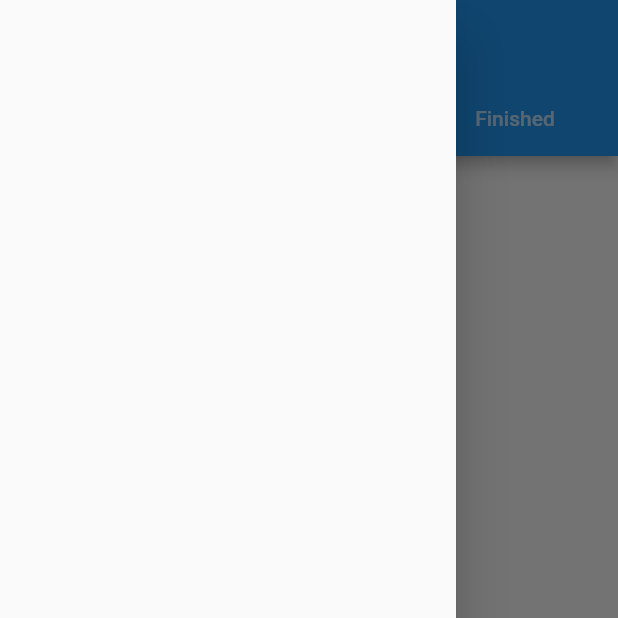
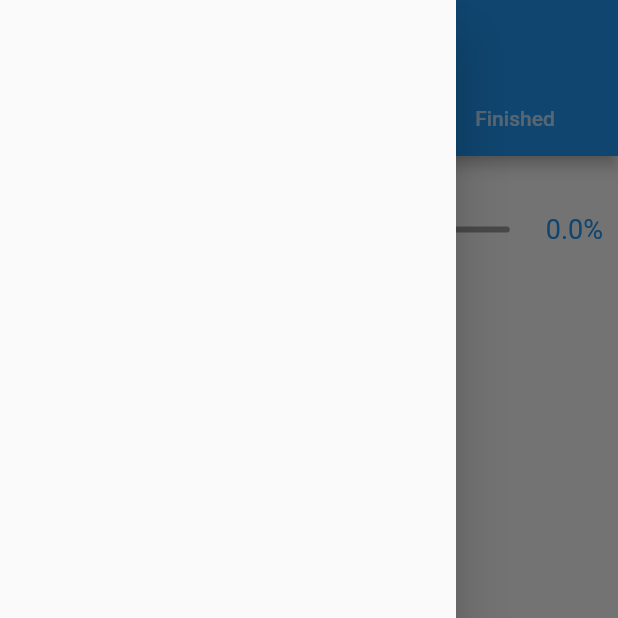
Before and after one commit to Dhaval-Thummar-529/TodoApp, a Flutter app: the screen it shows after launch, tab 2 chosen, in the side drawer, after a tap on the "menu" icon, on a phone screen of 412 x 824 dp, the top half of it. Run offline on Flutter 3.47's test engine with Material 2 defaults, Android fonts, the phone set to English and light mode, and no system bars; our stand-ins replace get, splashscreen, sqflite; accounts and stored records are empty.

Commit message:
Added Task Percentage Slider.

```diff
--- a/lib/Service/DatabaseHandler.dart
+++ b/lib/Service/DatabaseHandler.dart
@@ -38,6 +38,13 @@ class DatabaseHandler {
     return queryResult.map((e) => TodoModel.fromMap(e)).toList();
   }
 
+  Future<List<TodoModel>> retrieveAllTodo() async {
+    final Database db = await initializeDB();
+    final List<Map<String, Object?>> queryResult =
+    await db.query('todo');
+    return queryResult.map((e) => TodoModel.fromMap(e)).toList();
+  }
+
   Future<int> updateTodoStatus(TodoModel todo) async {
     final Database db = await initializeDB();
     var result = await db
--- a/lib/controllers/ActiveController.dart
+++ b/lib/controllers/ActiveController.dart
@@ -21,6 +21,11 @@ class ActiveController extends GetxController{
 
   var checkBoxValueList = List.generate(0, (index) => false).obs;
 
+  var toDoTaskPercentage = 0.0.obs;
+
+  //All To-do list from database
+  late List<TodoModel> allTodoList;
+
   @override
   void onInit() {
     super.onInit();
@@ -32,11 +37,15 @@ class ActiveController extends GetxController{
     isLoading(true);
     try {
       active = await handler.retrieveTodoByStatus("active");
+      allTodoList = await handler.retrieveAllTodo();
       checkBoxValueList = List.generate(active.length, (index) => false).obs;
     } catch(e){
       print(e);
       isLoading(false);
     } finally {
+      if(active.isNotEmpty){
+        toDoTaskPercentage(((active.length/allTodoList.length)*100).toPrecision(2));
+      }
       isLoading(false);
     }
   }
--- a/lib/controllers/FinishedController.dart
+++ b/lib/controllers/FinishedController.dart
@@ -4,8 +4,7 @@ import 'package:todo_app/controllers/MyTodoAppController.dart';
 import '../Model/TodoModel.dart';
 import '../Service/DatabaseHandler.dart';
 
-class FinishedController extends GetxController{
-
+class FinishedController extends GetxController {
   //Finished list from database
   late List<TodoModel> finished;
 
@@ -14,6 +13,11 @@ class FinishedController extends GetxController{
 
   //Database Handler
   late DatabaseHandler handler = DatabaseHandler();
+
+  var toDoTaskPercentage = 0.0.obs;
+
+  //All To-do list from database
+  late List<TodoModel> allTodoList;
 
   @override
   void onInit() {
@@ -26,12 +30,15 @@ class FinishedController extends GetxController{
     isLoading(true);
     try {
       finished = await handler.retrieveTodoByStatus("finished");
-    } catch(e){
+      allTodoList = await handler.retrieveAllTodo();
+    } catch (e) {
       print(e);
       isLoading(false);
     } finally {
+      if (finished.isNotEmpty) {
+        toDoTaskPercentage(((finished.length / allTodoList.length) * 100).toPrecision(2));
+      }
       isLoading(false);
     }
   }
-
 }
--- a/lib/controllers/TodoController.dart
+++ b/lib/controllers/TodoController.dart
@@ -1,3 +1,4 @@
+import 'package:flutter/cupertino.dart';
 import 'package:get/get.dart';
 import 'package:todo_app/controllers/ActiveController.dart';
 import 'package:todo_app/controllers/MyTodoAppController.dart';
@@ -20,6 +21,11 @@ class TodoController extends GetxController {
 
   var checkBoxValueList = List.generate(0, (index) => false).obs;
 
+  var toDoTaskPercentage = 0.0.obs;
+
+  //All To-do list from database
+  late List<TodoModel> allTodoList;
+
   @override
   void onInit() {
     super.onInit();
@@ -31,11 +37,15 @@ class TodoController extends GetxController {
     isLoading(true);
     try {
       todoList = await handler.retrieveTodoByStatus("Todo");
+      allTodoList = await handler.retrieveAllTodo();
       checkBoxValueList = List.generate(todoList.length, (index) => false).obs;
     } catch (e) {
       print(e);
       isLoading(false);
     } finally {
+      if(todoList.isNotEmpty){
+        toDoTaskPercentage(((todoList.length/allTodoList.length)*100).toPrecision(2));
+      }
       isLoading(false);
     }
   }
--- a/lib/controllers/detail_screen_controller.dart
+++ b/lib/controllers/detail_screen_controller.dart
@@ -2,6 +2,7 @@ import 'package:get/get.dart';
 
 class DetailScreenController extends GetxController {
 
+  var todoModel = Get.arguments;
 
 
 }
--- a/lib/screens/Active.dart
+++ b/lib/screens/Active.dart
@@ -4,6 +4,7 @@ import 'package:get/get.dart';
 import 'package:todo_app/controllers/ActiveController.dart';
 import 'package:todo_app/controllers/TodoController.dart';
 
+import '../constants/RouteConstants.dart';
 import '../customWidgets/customCheckBox.dart';
 
 class Active extends StatelessWidget {
@@ -17,14 +18,41 @@ class Active extends StatelessWidget {
       body: SafeArea(
         child: Padding(
           padding: const EdgeInsets.symmetric(horizontal: 10, vertical: 25),
-          child: Center(
-            child: Obx(
+          child: Column(
+            children: [
+              Obx(
+                () => Row(
+                  children: [
+                    Expanded(
+                      child: Slider(
+                        value: controller.toDoTaskPercentage.value,
+                        onChanged: (newVal) {
+                          // controller.taskProgress(newVal.toDouble());
+                          // print(newVal);
+                        },
+                        semanticFormatterCallback: (double newValue) {
+                          return '${newValue.round()}';
+                        },
+                        min: 0,
+                        max: 100,
+                        divisions: 100,
+                        activeColor: Colors.blue,
+                        inactiveColor: Colors.grey,
+                      ),
+                    ),
+                    Text("${controller.toDoTaskPercentage.value}%", style: const TextStyle(color: Colors.blue, fontSize: 18),),
+                  ],
+                ),
+              ),
+              Obx(
                 () => controller.isLoading.value
                     ? const CircularProgressIndicator(
                         color: Colors.blue,
                       )
                     : controller.active.isNotEmpty
                         ? ListView.builder(
+                            shrinkWrap: true,
+                            physics: const NeverScrollableScrollPhysics(),
                             itemCount: controller.active.length,
                             itemBuilder: (BuildContext context, int index) {
                               return ActiveListTile(index: index);
@@ -32,10 +60,12 @@ class Active extends StatelessWidget {
                         : const Center(
                             child: Text(
                               "No Active Task!",
-                            style: TextStyle(fontSize: 12, color: Colors.black),
+                              style:
+                                  TextStyle(fontSize: 12, color: Colors.black),
                             ),
                           ),
               ),
+            ],
           ),
         ),
       ),
@@ -51,13 +81,20 @@ class ActiveListTile extends StatelessWidget {
 
   @override
   Widget build(BuildContext context) {
-    return Card(
-        color: controller.getDateDifference(controller.active[index].startDate!,
+    return GestureDetector(
+      onTap: () {
+        Get.toNamed(RouteConstants.detailScreen,
+            arguments: controller.active[index]);
+      },
+      child: Card(
+          color: controller.getDateDifference(
+                          controller.active[index].startDate!,
                           controller.active[index].endDate!) +
                       1 <=
                   1
               ? Colors.red.withOpacity(0.8)
-            : controller.getDateDifference(controller.active[index].startDate!,
+              : controller.getDateDifference(
+                              controller.active[index].startDate!,
                               controller.active[index].endDate!) +
                           1 <=
                       2
@@ -147,6 +184,7 @@ class ActiveListTile extends StatelessWidget {
                       ],
                     ),
                   ),
-        ));
+          )),
+    );
   }
 }
--- a/lib/screens/ToDo.dart
+++ b/lib/screens/ToDo.dart
@@ -18,8 +18,33 @@ class ToDo extends StatelessWidget {
       body: SafeArea(
         child: Padding(
           padding: const EdgeInsets.symmetric(horizontal: 10, vertical: 25),
-          child: Center(
-            child: Obx(
+          child: Column(
+            children: [
+              Obx(
+                () => Row(
+                  children: [
+                    Expanded(
+                      child: Slider(
+                          value: controller.toDoTaskPercentage.value,
+                          onChanged: (newVal) {
+                            // controller.taskProgress(newVal.toDouble());
+                            // print(newVal);
+                          },
+                          semanticFormatterCallback: (double newValue) {
+                            return '${newValue.round()}';
+                          },
+                          min: 0,
+                          max: 100,
+                          divisions: 100,
+                          activeColor: Colors.blue,
+                          inactiveColor: Colors.grey,
+                        ),
+                      ),
+                    Text("${controller.toDoTaskPercentage.value}%", style: const TextStyle(color: Colors.blue, fontSize: 18),),
+                  ],
+                ),
+              ),
+              Obx(
                 () => controller.isLoading.value
                     ? const CircularProgressIndicator(
                         color: Colors.blue,
@@ -27,16 +52,20 @@ class ToDo extends StatelessWidget {
                     : controller.todoList.isNotEmpty
                         ? ListView.builder(
                             itemCount: controller.todoList.length,
+                            shrinkWrap: true,
+                            physics: const NeverScrollableScrollPhysics(),
                             itemBuilder: (BuildContext context, int index) {
                               return TodoListTile(index: index);
                             })
                         : const Center(
                             child: Text(
                               "No task to do!",
-                            style: TextStyle(fontSize: 12, color: Colors.black),
+                              style:
+                                  TextStyle(fontSize: 12, color: Colors.black),
                             ),
                           ),
               ),
+            ],
           ),
         ),
       ),
@@ -54,7 +83,8 @@ class TodoListTile extends StatelessWidget {
   Widget build(BuildContext context) {
     return GestureDetector(
       onTap: () {
-        Get.toNamed(RouteConstants.detailScreen);
+        Get.toNamed(RouteConstants.detailScreen,
+            arguments: controller.todoList[index]);
       },
       child: Card(
           color: controller.getDateDifference(
```
Also changed, not shown: lib/controllers/AddTodoController.dart (+7 -7 lines), lib/screens/Finished.dart (+41 -5 lines), lib/screens/detail_screen.dart (+22 -7 lines). Lines whose indentation alone changed are shown as unchanged.
